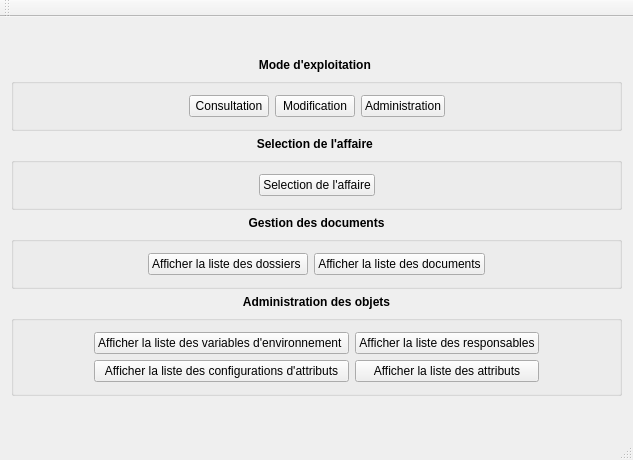
obourat/MimosaNG, file mainwindow.ui: the form before one commit.
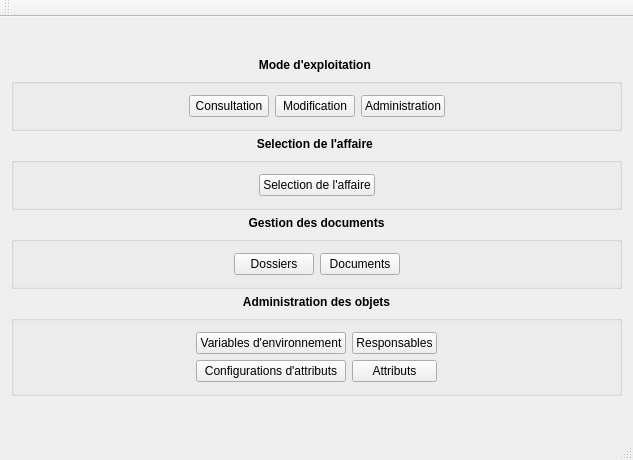
The form after the commit.

Diff of the .ui file:
```diff
--- a/mainwindow.ui
+++ b/mainwindow.ui
@@ -256,7 +256,7 @@
           </sizepolicy>
          </property>
          <property name="text">
-          <string>Afficher la liste des dossiers </string>
+          <string>Dossiers</string>
          </property>
         </widget>
        </item>
@@ -269,7 +269,7 @@
           </sizepolicy>
          </property>
          <property name="text">
-          <string>Afficher la liste des documents</string>
+          <string>Documents</string>
          </property>
         </widget>
        </item>
@@ -314,7 +314,7 @@
        <item row="3" column="2">
         <widget class="QPushButton" name="attributesButton">
          <property name="text">
-          <string>Afficher la liste des attributs</string>
+          <string>Attributs</string>
          </property>
         </widget>
        </item>
@@ -334,7 +334,7 @@
        <item row="3" column="1">
         <widget class="QPushButton" name="attributesConfigurationsButton">
          <property name="text">
-          <string>Afficher la liste des configurations d'attributs</string>
+          <string>Configurations d'attributs</string>
          </property>
         </widget>
        </item>
@@ -386,7 +386,7 @@
           </sizepolicy>
          </property>
          <property name="text">
-          <string>Afficher la liste des variables d'environnement </string>
+          <string>Variables d'environnement</string>
          </property>
         </widget>
        </item>
@@ -399,7 +399,7 @@
           </sizepolicy>
          </property>
          <property name="text">
-          <string>Afficher la liste des responsables</string>
+          <string>Responsables</string>
          </property>
         </widget>
        </item>
```
